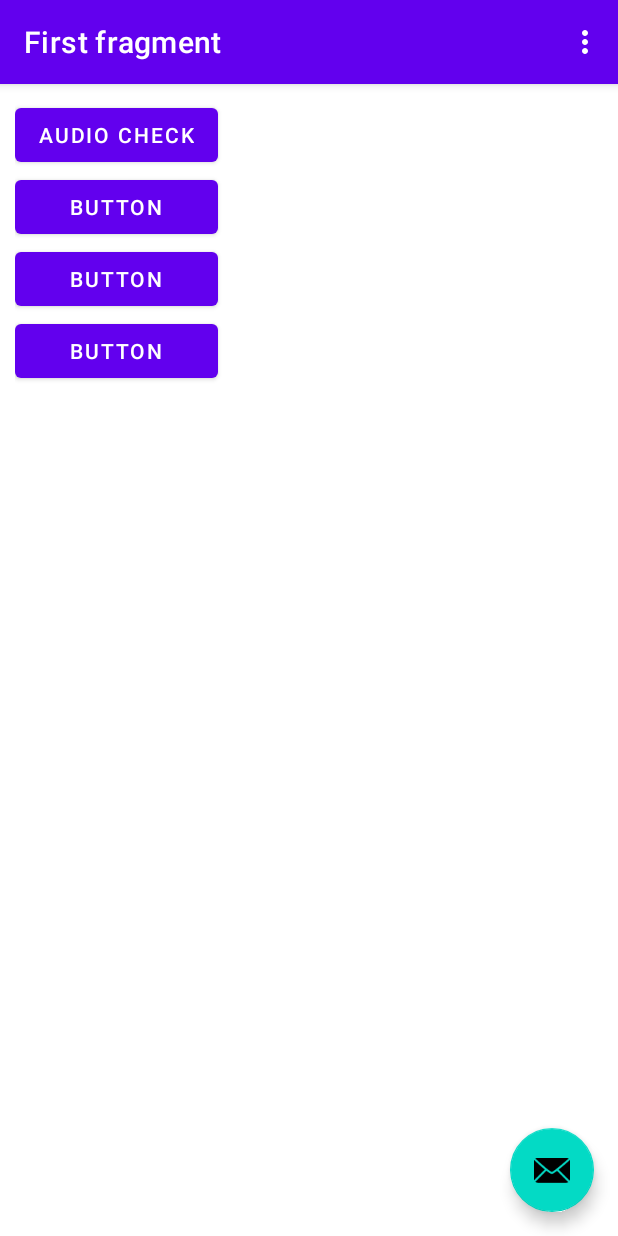
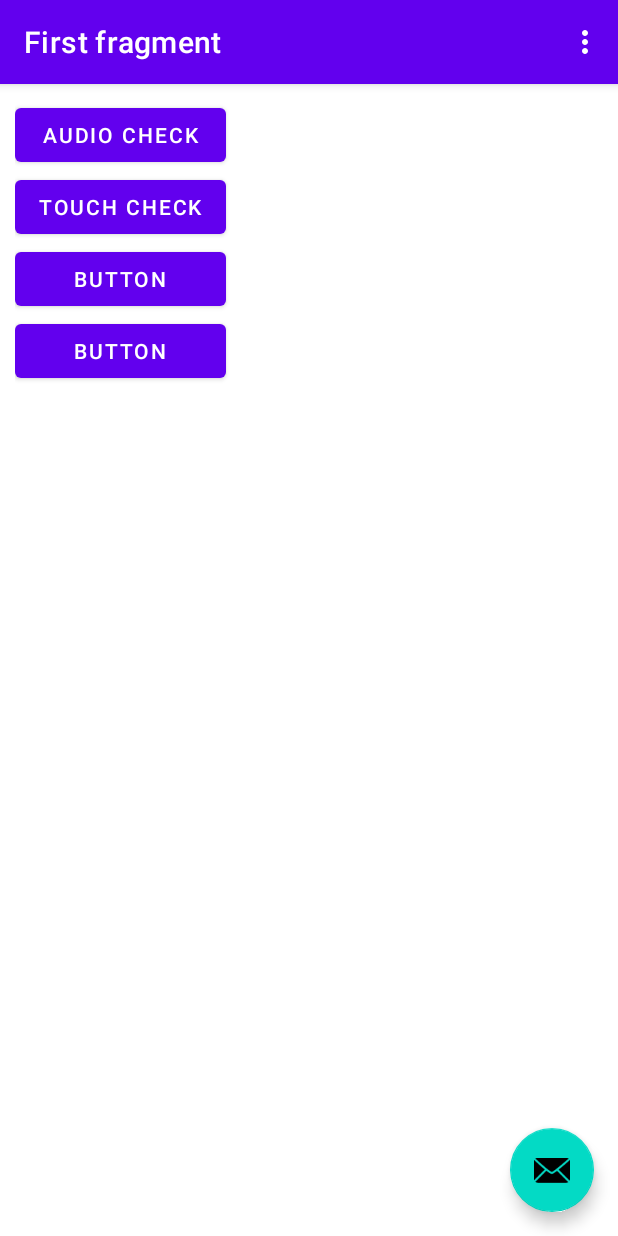
Before and after one commit to FydeOS/Kang, an Android app: the screen it shows after launch (MainActivity), on a phone screen of 412 x 824 dp. Run offline under Robolectric (Android 15) with nearby library versions, the phone set to English and light mode, and no system bars; our stand-ins replace navigation-ui.

Commit message:
Add multi touch

```diff
--- a/app/src/main/java/io/fydeos/kangtester/FirstFragment.kt
+++ b/app/src/main/java/io/fydeos/kangtester/FirstFragment.kt
@@ -35,6 +35,9 @@ class FirstFragment : Fragment() {
         binding.btnGoAudioCheck.setOnClickListener {
             findNavController().navigate(R.id.action_FirstFragment_to_audioCheck)
         }
+        binding.btnGoTouchCheck.setOnClickListener {
+            findNavController().navigate(R.id.action_FirstFragment_to_multiTouchFragment)
+        }
     }
 
     override fun onDestroyView() {
--- a/app/src/main/java/io/fydeos/kangtester/MainActivity.kt
+++ b/app/src/main/java/io/fydeos/kangtester/MainActivity.kt
@@ -27,11 +27,6 @@ class MainActivity : AppCompatActivity() {
         val navController = findNavController(R.id.nav_host_fragment_content_main)
         appBarConfiguration = AppBarConfiguration(navController.graph)
         setupActionBarWithNavController(navController, appBarConfiguration)
-
-        binding.fab.setOnClickListener { view ->
-            Snackbar.make(view, "Replace with your own action", Snackbar.LENGTH_LONG)
-                .setAction("Action", null).show()
-        }
     }
 
     override fun onCreateOptionsMenu(menu: Menu): Boolean {
--- a/app/src/main/res/layout/fragment_first.xml
+++ b/app/src/main/res/layout/fragment_first.xml
@@ -32,10 +32,10 @@
                 android:layout_height="match_parent">
 
                 <Button
-                    android:id="@+id/button2"
+                    android:id="@+id/btn_go_touch_check"
                     android:layout_width="wrap_content"
                     android:layout_height="wrap_content"
-                    android:text="Button" />
+                    android:text="@string/touch_check_fragment" />
             </TableRow>
 
             <TableRow
--- a/app/src/main/res/navigation/nav_graph.xml
+++ b/app/src/main/res/navigation/nav_graph.xml
@@ -15,10 +15,18 @@
             app:destination="@id/audioCheck"
             app:enterAnim="@anim/nav_default_enter_anim"
             app:exitAnim="@anim/nav_default_exit_anim" />
+        <action
+            android:id="@+id/action_FirstFragment_to_multiTouchFragment"
+            app:destination="@id/multiTouchFragment" />
     </fragment>
     <fragment
         android:id="@+id/audioCheck"
         android:name="io.fydeos.kangtester.AudioCheck"
         android:label="fragment_audio_check"
         tools:layout="@layout/fragment_audio_check" />
+    <fragment
+        android:id="@+id/multiTouchFragment"
+        android:name="io.fydeos.kangtester.MultiTouchFragment"
+        android:label="fragment_multi_touch"
+        tools:layout="@layout/fragment_multi_touch" />
 </navigation>
--- a/app/src/main/res/values/strings.xml
+++ b/app/src/main/res/values/strings.xml
@@ -2,6 +2,7 @@
     <string name="app_name">KangTester</string>
     <string name="action_settings">Settings</string>
     <string name="audio_check_fragment">Audio Check</string>
+    <string name="touch_check_fragment">Touch Check</string>
     <string name="play_sample_audio">Play Sample Audio</string>
     <string name="stop_sample_audio">Stop Audio</string>
     <string name="audio_not_playing">Not Playing</string>
@@ -24,4 +25,7 @@
     <string name="adjust_accessibility">Accessibility</string>
     <string name="current_volume">Current Volume for %s: %d (%d-%d) Mute: %b</string>
     <string name="current_volume_select">Select a stream type from list</string>
+    <string name="num_touches">Touches detected: %d</string>
+    <!-- TODO: Remove or change this placeholder text -->
+    <string name="hello_blank_fragment">Hello blank fragment</string>
 </resources>
```
Also changed, not shown: app/src/main/java/io/fydeos/kangtester/MultiTouchCanvas.kt (added, +86 -0 lines), app/src/main/java/io/fydeos/kangtester/MultiTouchFragment.kt (added, +81 -0 lines), app/src/main/res/layout/fragment_multi_touch.xml (added, +20 -0 lines).
